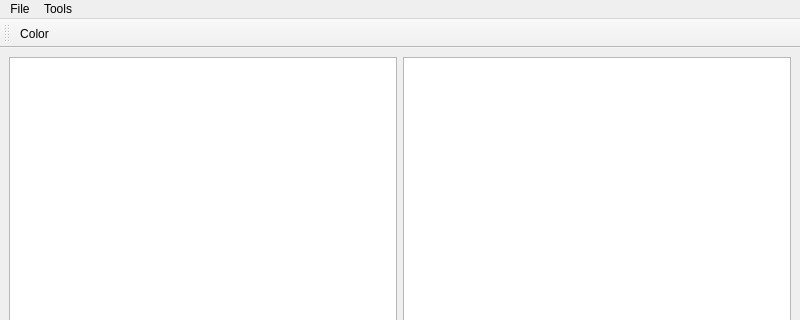
Qt form mainwindow.ui (Dimitil/QtCourse_paint) before a commit; both pictures show x 0 to 800 and y 0 to 320 of the 800 by 600 pixel window.
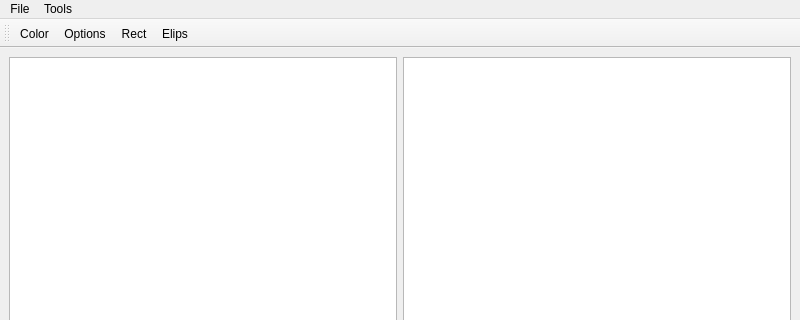
The same form after that commit.

```diff
--- a/mainwindow.ui
+++ b/mainwindow.ui
@@ -62,12 +62,36 @@
     <bool>false</bool>
    </attribute>
    <addaction name="actionColor"/>
+   <addaction name="actionOptions"/>
+   <addaction name="actionRect"/>
+   <addaction name="actionElips"/>
   </widget>
   <action name="actionColor">
    <property name="text">
     <string>Color</string>
    </property>
   </action>
+  <action name="actionOptions">
+   <property name="text">
+    <string>Options</string>
+   </property>
+  </action>
+  <action name="actionRect">
+   <property name="checkable">
+    <bool>true</bool>
+   </property>
+   <property name="text">
+    <string>Rect</string>
+   </property>
+  </action>
+  <action name="actionElips">
+   <property name="checkable">
+    <bool>true</bool>
+   </property>
+   <property name="text">
+    <string>Elips</string>
+   </property>
+  </action>
  </widget>
  <resources/>
  <connections/>
```
Left out of the diff: 4 changed lines with no effect on the pictures.
